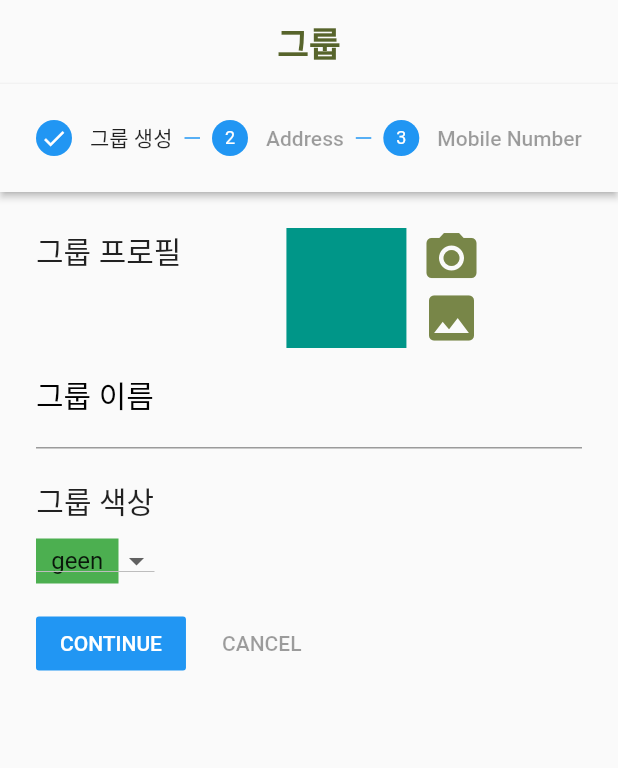
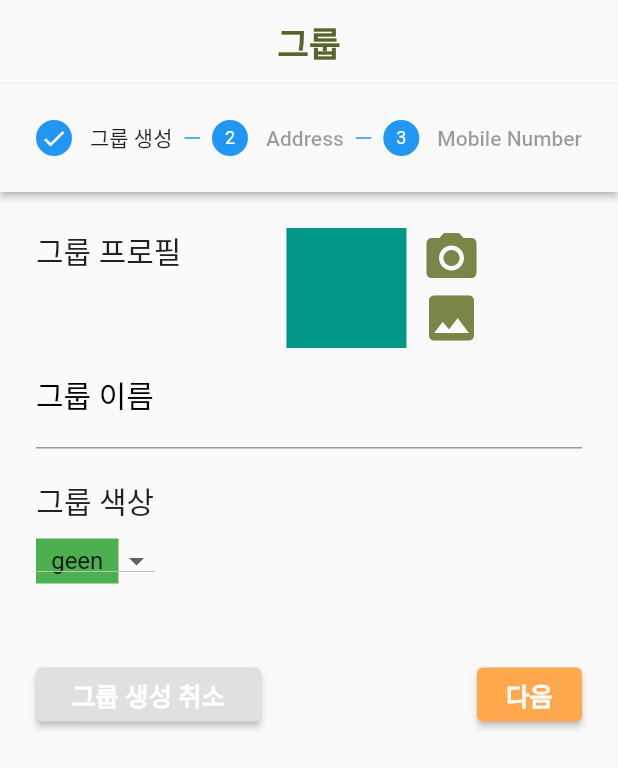
Before and after one commit to cej3827/ummmm, a Flutter app: the groupCreate screen opened directly, on a phone screen of 412 x 824 dp. Shown: the top 768 px of the screen. Run offline on Flutter 3.47's test engine with Material 2 defaults, Android fonts, the phone set to English and light mode, and no system bars; our stand-ins replace table_calendar, timer_builder; Roboto replaces fonts that are missing (cafe).

Commit message:
[front] 그룹생성 버튼 수정

```diff
--- a/newflutter/lib/groupcreate.dart
+++ b/newflutter/lib/groupcreate.dart
@@ -104,13 +104,14 @@ class _groupCreateState extends State<groupCreate> {
                               ],
                             )
                         ),
-
+                        SizedBox(height: 50,)
                       ],
                     ),
                     isActive: _currentStep >= 0,
                     state: _currentStep >= 0
                         ? StepState.complete
                         : StepState.disabled,
+
                   ),
                   Step(
                     title: new Text('Address'),
@@ -122,6 +123,7 @@ class _groupCreateState extends State<groupCreate> {
                         TextFormField(
                           decoration: InputDecoration(labelText: 'Postcode'),
                         ),
+                        SizedBox(height: 50,)
                       ],
                     ),
                     isActive: _currentStep >= 0,
@@ -136,14 +138,44 @@ class _groupCreateState extends State<groupCreate> {
                         TextFormField(
                           decoration: InputDecoration(labelText: 'Mobile Number'),
                         ),
+                        SizedBox(height: 50,)
                       ],
                     ),
                     isActive: _currentStep >= 0,
                     state: _currentStep >= 2
                         ? StepState.complete
                         : StepState.disabled,
-                  )
+                  ),
+
                 ],
+                controlsBuilder: (BuildContext context, ControlsDetails details) {
+                  return Row(
+                    mainAxisAlignment: MainAxisAlignment.spaceBetween,
+                    children: [
+                      ElevatedButton(
+                          onPressed: () {
+                            Navigator.pop(context);
+                          },
+                          child: Text('그룹 생성 취소',style: TextStyle(fontSize: 17,fontWeight: FontWeight.bold),),
+                        style: ElevatedButton.styleFrom(
+                          backgroundColor: Color(0xFFE0E0E0),
+                          fixedSize: Size(150, 25),
+                        ),
+                      ),
+                      ElevatedButton(
+                        onPressed: () {
+                          continued();
+                        },
+                        child: Text('다음',style: TextStyle(fontSize: 17,fontWeight: FontWeight.bold,),),
+                        style: ElevatedButton.styleFrom(
+                          backgroundColor: Color(0xFFFFA84E),
+                          fixedSize: Size(70, 25),
+                        ),
+                      ),
+
+                    ],
+                  );
+                },
               )
             )
           ],
--- a/newflutter/lib/question.dart
+++ b/newflutter/lib/question.dart
@@ -22,7 +22,7 @@ class _MyAlertDialogState extends State<MyAlertDialog> {
       style: ElevatedButton.styleFrom(
       backgroundColor: Color(0xFFFFA84E),
       fixedSize: Size(200, 40),
-    ),
+      ),
       child: Text(
         "${isCompleted == true ? '수정하기' : '답변하기'}",
         style: TextStyle(fontSize: 25, fontWeight: FontWeight.bold, color : Colors.white),
```
